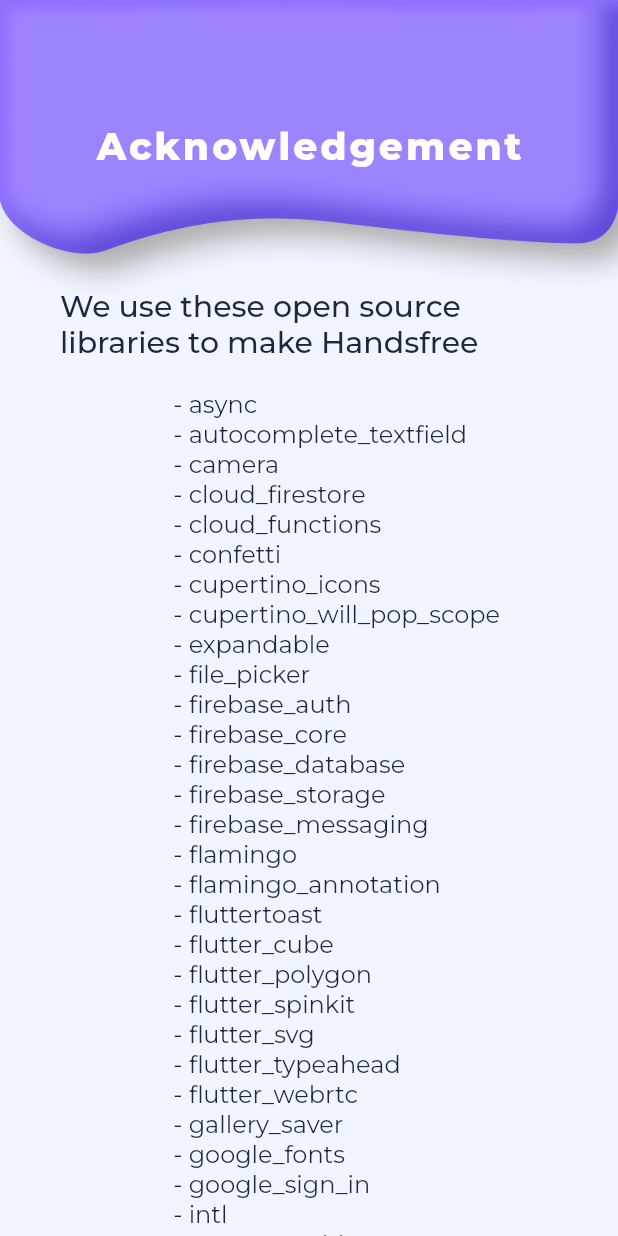
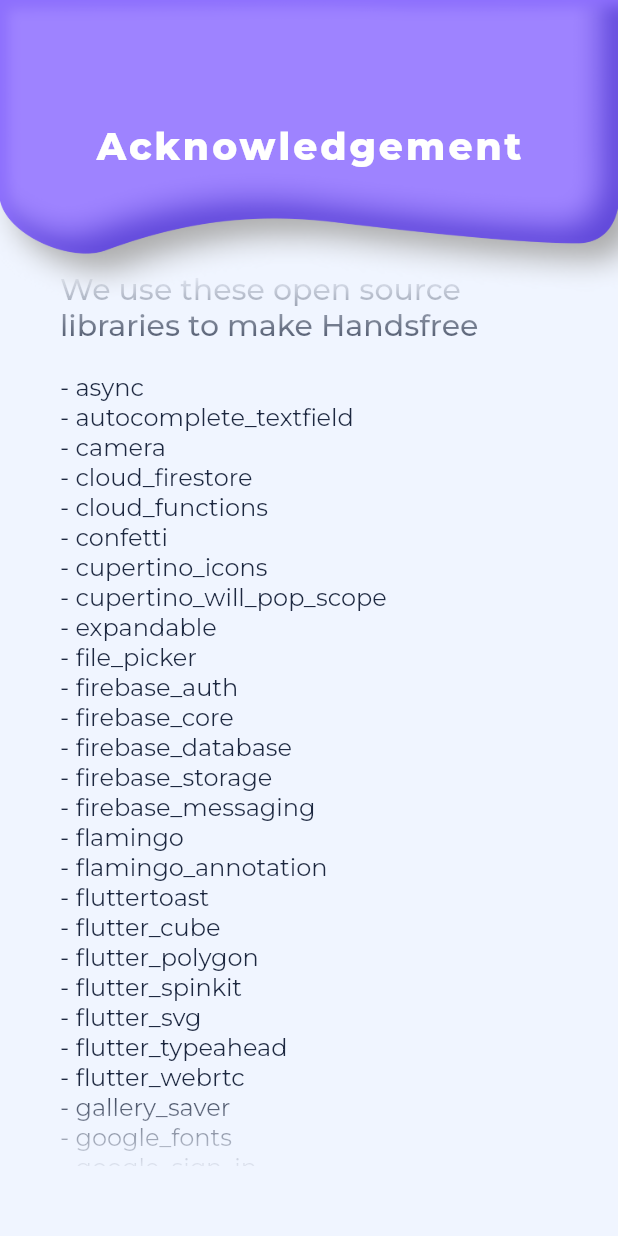
Before and after one commit to quartet02/handsfree, a Flutter app: the Acknowledgement screen opened by its route, on a phone screen of 412 x 824 dp. Run offline on Flutter 3.47's test engine with Material 2 defaults, Android fonts, the phone set to English and light mode, and no system bars; our stand-ins replace camera, cloud_firestore, cloud_functions, confetti, expandable, firebase_auth and 15 more; missing offline and left inert: flamingo, flutter_polygon, flutter_webrtc, themed; accounts and stored records are empty.

Commit message:
Revert "updated"
This reverts commit eb8bf55c08a1b6aa164d389ce3c64d6ebbc6f934.

```diff
--- a/lib/screens/dictionary/translator.dart
+++ b/lib/screens/dictionary/translator.dart
@@ -1,9 +1,12 @@
 import 'package:flutter/material.dart';
 import 'package:flutter/rendering.dart';
 import 'package:google_fonts/google_fonts.dart';
+import 'package:handsfree/screens/learn/congrats.dart';
 import 'package:handsfree/widgets/buildText.dart';
 import 'package:handsfree/widgets/constants.dart';
+import 'package:handsfree/widgets/loadingWholeScreen.dart';
 import 'package:themed/themed.dart';
+
 import '../../services/medialoader.dart';
 
 class Translator extends StatefulWidget {
--- a/lib/screens/profile/acknowledgement.dart
+++ b/lib/screens/profile/acknowledgement.dart
@@ -19,13 +19,39 @@
           padding: const EdgeInsets.only(left: 40, bottom: 5, right: 40),
           margin: EdgeInsets.only(top: MediaQuery.of(context).size.height / 10),
           child: Column(
+            // mainAxisAlignment: MainAxisAlignment.start,
+            // crossAxisAlignment: CrossAxisAlignment.start,
             children: [
               buildText.bigTitle("Acknowledgement"),
-              Column(
-                mainAxisAlignment: MainAxisAlignment.start,
-                crossAxisAlignment: CrossAxisAlignment.start,
+              breaker(MediaQuery.of(context).size.height / 12),
+              ShaderMask(
+                shaderCallback: (Rect rect) {
+                  return const LinearGradient(
+                    begin: Alignment.topCenter,
+                    end: Alignment.bottomCenter,
+                    colors: [
+                      Colors.purple,
+                      Colors.transparent,
+                      Colors.transparent,
+                      Colors.purple
+                    ],
+                    stops: [
+                      0.0,
+                      0.1,
+                      0.9,
+                      1.0
+                    ], // 10% purple, 80% transparent, 10% purple
+                  ).createShader(rect);
+                },
+                blendMode: BlendMode.dstOut,
+                child: Container(
+                  alignment: Alignment.centerLeft,
+                  padding: const EdgeInsets.only(left: 0, bottom: 5, right: 0),
+                  height: MediaQuery.of(context).size.height / 1.37,
+                  child: ListView(
+                    scrollDirection: Axis.vertical,
+                    physics: const BouncingScrollPhysics(),
                     children: [
-                  breaker(80),
                       buildText.heading2Text(
                           "We use these open source libraries to make Handsfree"),
                       breaker(20),
@@ -71,8 +97,11 @@
                       breaker(50),
                       buildText.heading2Text("Contributors"),
                       breaker(20),
-                  buildText.heading3Text("4 ducks")
+                      buildText.heading3Text("4 ducks"),
+                      breaker(30),
                     ],
+                  ),
+                ),
               ),
             ],
           ),
--- a/lib/screens/profile/profile.dart
+++ b/lib/screens/profile/profile.dart
@@ -45,7 +45,11 @@
                   backgroundColor: const Color(0xFFF0F5FF),
                   body: Container(
                     child: ListView(
-                      padding: const EdgeInsets.fromLTRB(30, 30, 30, 0),
+                      padding: EdgeInsets.only(
+                          top: MediaQuery.of(context).size.height / 20,
+                          left: 30,
+                          bottom: 5,
+                          right: 30),
                       physics: const BouncingScrollPhysics(),
                       children: [
                         Align(
--- a/lib/widgets/buildButton.dart
+++ b/lib/widgets/buildButton.dart
@@ -22,9 +22,9 @@
 
   void navigate(BuildContext context, String word, bool isReplaced) {
     if (isSignOut) {
+      Navigator.pushNamedAndRemoveUntil(context, "/auth", (route) => false);
       final AuthService _auth = AuthService();
       _auth.signOut();
-      Navigator.pushNamed(context, "/auth");
     } else {
       isReplaced
           ? Navigator.pushNamedAndRemoveUntil(
--- a/lib/widgets/loadingWholeScreen.dart
+++ b/lib/widgets/loadingWholeScreen.dart
@@ -1,14 +1,15 @@
 import 'package:flutter/material.dart';
 import 'package:flutter_spinkit/flutter_spinkit.dart';
+import 'package:handsfree/widgets/constants.dart';
 
 class Loading extends StatelessWidget {
   @override
   Widget build(BuildContext context) {
     return Container(
-      color: Colors.purple[100],
+      color: Colors.white,
       child: const Center(
         child: SpinKitChasingDots(
-          color: Colors.purple,
+          color: kPurpleLight,
           size: 50.0,
         ),
       ),
--- a/pubspec.yaml
+++ b/pubspec.yaml
@@ -104,7 +104,7 @@
 flutter_icons:
   android: "launcher_icon"
   ios: true
-  image_path: "assets/image/logo.png"
+  image_path: "assets/image/newlogo.png"
 
 
 # The following section is specific to Flutter.
```
Also changed, not shown: lib/screens/authenticate/authenticate.dart (+8 -7 lines), lib/screens/dictionary/searchGroup.dart (+11 -6 lines), lib/services/auth.dart (+16 -2 lines), assets/image/newLogo.png (added), 22 other files. Lines whose indentation alone changed are shown as unchanged.
